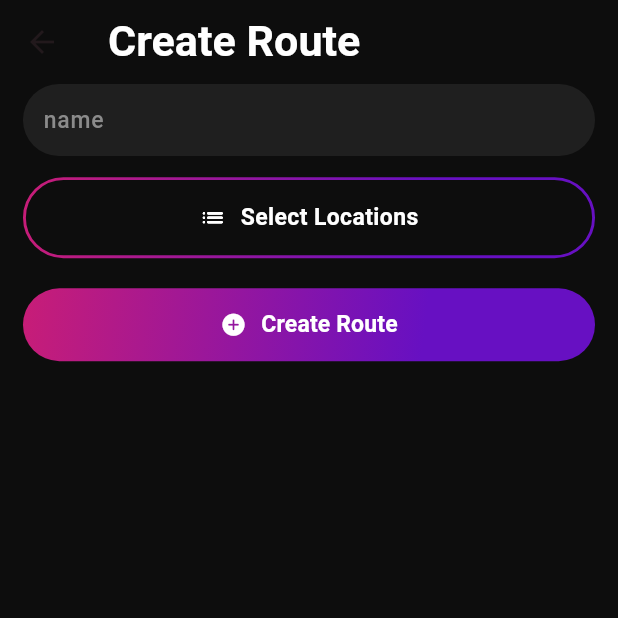
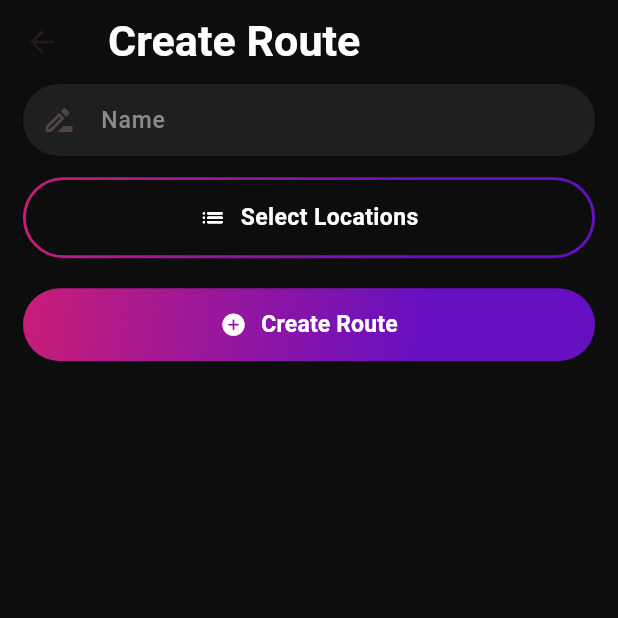
Before and after one commit to ahmednoaman-git/btt, a Flutter app: the CreateRouteScreen screen opened by its route, on a phone screen of 412 x 824 dp, the top half of it. Run offline on Flutter 3.47's test engine with Material 3 defaults, Android fonts, the phone set to English and light mode, and no system bars; drawn by our look-alikes of outline_gradient_button; our stand-ins replace cloud_firestore, firebase_core, flutter_animate, flutter_screenutil, google_maps_flutter, location and 1 more; missing offline and left inert: animated_check, flutter_polyline_points; accounts and stored records are empty.

```diff
--- a/lib/model/entities/route.dart
+++ b/lib/model/entities/route.dart
@@ -48,7 +48,7 @@ class MapRoute {
 
   Map<String, dynamic> toJson() {
     return {
-      'stops': stops.map((stop) => stop.id).toList(),
+      'stops': stops.map((stop) => '${stops.indexOf(stop)}.${stop.id}').toList(),
       'start': start.id,
       'end': end.id,
     };
--- a/lib/view/admin/create route screen/create_route_screen.dart
+++ b/lib/view/admin/create route screen/create_route_screen.dart
@@ -41,7 +41,11 @@ class _CreateRouteScreenState extends State<CreateRouteScreen> {
           padding: EdgeInsets.symmetric(horizontal: 16.w),
           child: Column(
             children: [
-              AppTextField(controller: _nameController, hintText: 'name'),
+              AppTextField(
+                controller: _nameController,
+                hintText: 'Name',
+                prefixIcon: const Icon(Icons.drive_file_rename_outline_outlined),
+              ),
               16.verticalSpace,
               MainButton(
                 text: 'Select Locations',
```
Also changed, not shown: lib/services/location_services.dart (+21 -11 lines), lib/view/admin/create bus screen/component/mini_map_2.dart (+8 -1 lines).
